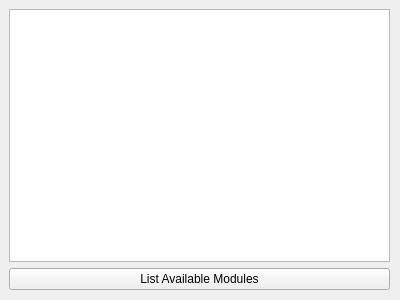
The window that modules/ui/qt/QtMdiChildExample.ui (cederom/iCeDeROM) describes before a commit, drawn with Qt 5.
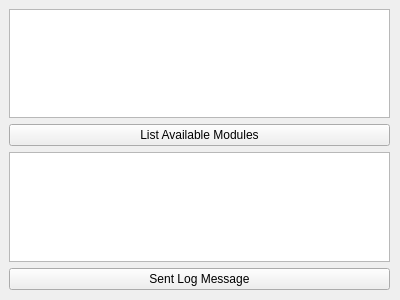
The same window after the commit.

The edit to the form file:
```diff
--- a/modules/ui/qt/QtMdiChildExample.ui
+++ b/modules/ui/qt/QtMdiChildExample.ui
@@ -58,6 +58,20 @@
       </property>
      </widget>
     </item>
+    <item>
+     <widget class="QTextBrowser" name="logInput">
+      <property name="readOnly">
+       <bool>false</bool>
+      </property>
+     </widget>
+    </item>
+    <item>
+     <widget class="QPushButton" name="pushButton_2">
+      <property name="text">
+       <string>Sent Log Message</string>
+      </property>
+     </widget>
+    </item>
    </layout>
   </widget>
  </widget>
```
